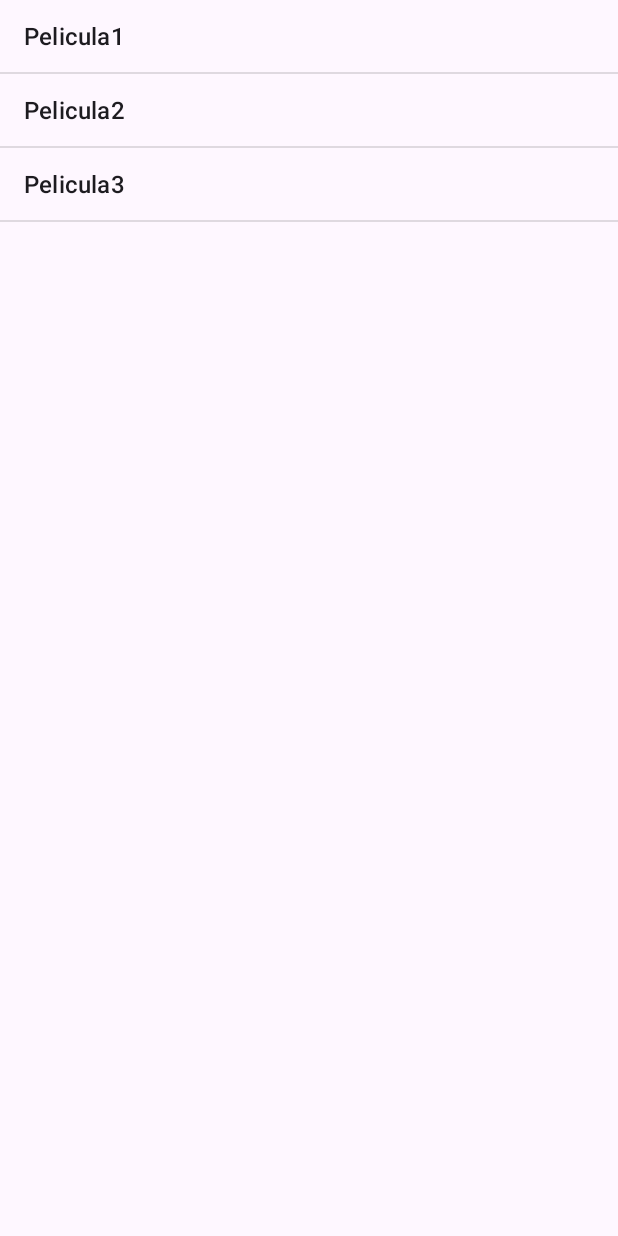
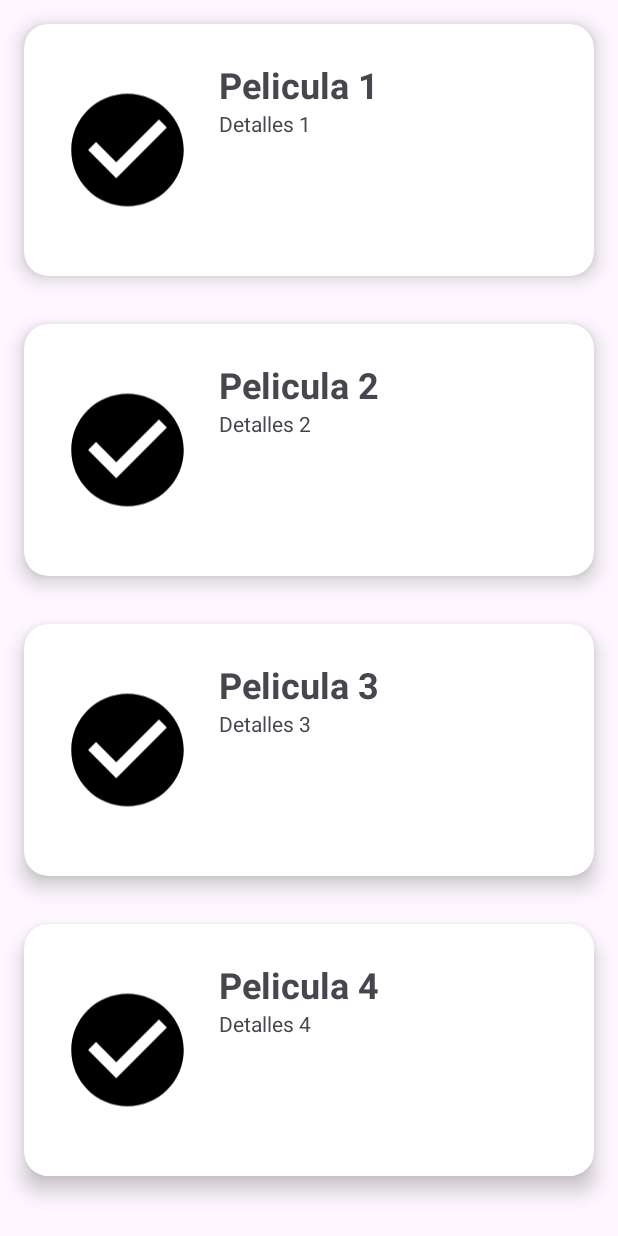
Before and after one commit to dmmg89/buscador-peliculas, an Android app: the fragment MoviesFragment shown on its own in the app's theme, on a phone screen of 412 x 824 dp. Run offline under Robolectric (Android 15) with nearby library versions, the light colour scheme and no system bars.

Commit message:
recycler y cardview para peliculas y cinema agregados

```diff
--- /dev/null
+++ b/buscadorPeliculas/app/src/main/java/com/example/buscadorpeliculas/CustomMovieAdapter.kt
@@ -0,0 +1,59 @@
+package com.example.buscadorpeliculas
+
+import android.view.LayoutInflater
+import android.view.View
+import android.view.ViewGroup
+import android.widget.ImageView
+import android.widget.TextView
+import androidx.recyclerview.widget.RecyclerView
+
+class CustomMovieAdapter: RecyclerView.Adapter<CustomMovieAdapter.ViewHolder>() {
+
+    val titles = arrayOf("Pelicula 1",
+                        "Pelicula 2",
+                        "Pelicula 3",
+                        "Pelicula 4"
+                                      )
+
+    val details = arrayOf("Detalles 1",
+                            "Detalles 2",
+                            "Detalles 3",
+                            "Detalles 4"
+                                        )
+
+
+    val images = arrayOf(R.drawable.baseline_check_circle_24,
+                        R.drawable.baseline_check_circle_24,
+                        R.drawable.baseline_check_circle_24,
+                        R.drawable.baseline_check_circle_24
+                                                            )
+
+    override fun onCreateViewHolder(viewGroup: ViewGroup, viewType: Int): ViewHolder {
+        val view = LayoutInflater.from(viewGroup.context).inflate(R.layout.card_movies_layout,viewGroup,false)
+        return ViewHolder(view)
+    }
+
+    override fun getItemCount(): Int {
+        return titles.size
+    }
+
+    override fun onBindViewHolder(viewHolder: ViewHolder, position: Int) {
+       viewHolder.itemTitle.text = titles[position]
+        viewHolder.itemDetails.text = details[position]
+        viewHolder.itemImage.setImageResource(images[position])
+    }
+
+    inner class ViewHolder(itemView : View): RecyclerView.ViewHolder(itemView){
+        var itemImage: ImageView
+        var itemTitle: TextView
+        var itemDetails: TextView
+
+        init {
+            itemImage = itemView.findViewById(R.id.movie_image)
+            itemTitle = itemView.findViewById(R.id.movie_title)
+            itemDetails = itemView.findViewById(R.id.movie_details)
+        }
+
+    }
+
+}
--- a/buscadorPeliculas/app/src/main/java/com/example/buscadorpeliculas/MoviesFragment.kt
+++ b/buscadorPeliculas/app/src/main/java/com/example/buscadorpeliculas/MoviesFragment.kt
@@ -6,9 +6,13 @@ import android.view.LayoutInflater
 import android.view.View
 import android.view.ViewGroup
 import android.widget.ArrayAdapter
+import android.widget.LinearLayout
 import android.widget.ListView
+import androidx.recyclerview.widget.LinearLayoutManager
+import androidx.recyclerview.widget.RecyclerView
 
 class MoviesFragment : Fragment() {
+
 
 
 
@@ -17,22 +21,35 @@ class MoviesFragment : Fragment() {
         savedInstanceState: Bundle?
     ): View? {
         // Inflate the layout for this fragment
-        //return inflater.inflate(R.layout.fragment_movies, container, false)
+
         val rootView = inflater.inflate(R.layout.fragment_movies, container, false)
 
 
-
-        val listView: ListView = rootView.findViewById(R.id.moviesList)
+        //val listView: ListView = rootView.findViewById(R.id.moviesList)
 
 
         //Peliculas a obtenerse desde servidor
-        val moviesData = arrayOf( "Pelicula1", "Pelicula2", "Pelicula3")
+//        val moviesData = arrayOf( "Pelicula1", "Pelicula2", "Pelicula3")
+//
+//        val adapter = ArrayAdapter(requireContext(), android.R.layout.simple_list_item_1, moviesData)
+//        listView.adapter = adapter
+//
 
-        val adapter = ArrayAdapter(requireContext(), android.R.layout.simple_list_item_1, moviesData)
-        listView.adapter = adapter
+
 
         return rootView
+  }
+
+    override fun onViewCreated(view: View, savedInstanceState: Bundle?) {
+        super.onViewCreated(view, savedInstanceState)
+        val recyclerViewMovies= view.findViewById<RecyclerView>(R.id.moviesRecycler)
+        val adapter = CustomMovieAdapter()
+
+        recyclerViewMovies.layoutManager = LinearLayoutManager(context)
+        recyclerViewMovies.adapter = adapter
     }
 
 
+
+
 }
--- /dev/null
+++ b/buscadorPeliculas/app/src/main/res/layout/card_movies_layout.xml
@@ -0,0 +1,54 @@
+<?xml version="1.0" encoding="utf-8"?>
+<androidx.cardview.widget.CardView xmlns:android="http://schemas.android.com/apk/res/android"
+    android:layout_width="match_parent"
+    android:layout_height="wrap_content"
+    xmlns:app="http://schemas.android.com/apk/res-auto"
+    xmlns:card_view="http://schemas.android.com/tools"
+    android:id="@+id/cardviewmovies"
+    android:layout_margin="16dp"
+    card_view:cardBackgroundColor="#227C9D"
+    app:cardCornerRadius="16dp"
+    app:cardElevation="8dp"
+    app:contentPadding="8dp">
+
+
+    <RelativeLayout
+        android:layout_width="match_parent"
+        android:layout_height="wrap_content"
+        android:padding="16dp">
+
+        <ImageView
+            android:id="@+id/movie_image"
+            android:layout_width="90dp"
+            android:layout_height="120dp"
+            android:layout_alignParentStart="true"
+            android:layout_alignParentLeft="true"
+            android:layout_alignParentTop="true"
+            android:layout_alignParentRight="false"
+            android:layout_marginEnd="16dp"
+            android:layout_marginRight="16dp"/>
+
+        <TextView
+            android:id="@+id/movie_title"
+            android:layout_width="wrap_content"
+            android:layout_height="wrap_content"
+            android:text="Pruebas"
+            android:textStyle="bold"
+            android:textSize="24sp"
+            android:layout_toEndOf="@id/movie_image"
+            android:layout_toRightOf="@id/movie_image"
+            android:layout_alignParentTop="true"/>
+
+        <TextView
+            android:id="@+id/movie_details"
+            android:layout_width="wrap_content"
+            android:layout_height="wrap_content"
+            android:text="Detalles"
+            android:layout_toEndOf="@id/movie_image"
+            android:layout_toRightOf="@id/movie_image"
+            android:layout_below="@id/movie_title"/>
+
+
+
+    </RelativeLayout>
+</androidx.cardview.widget.CardView>
--- a/buscadorPeliculas/app/src/main/res/layout/fragment_movies.xml
+++ b/buscadorPeliculas/app/src/main/res/layout/fragment_movies.xml
@@ -3,9 +3,10 @@
     xmlns:tools="http://schemas.android.com/tools"
     android:layout_width="match_parent"
     android:layout_height="match_parent"
+    xmlns:app="http://schemas.android.com/apk/res-auto"
     tools:context=".MoviesFragment">
 
-    <!-- TODO: Update blank fragment layout -->
+    <!-- TODO: Update blank fragment layout
     <LinearLayout
         android:layout_width="match_parent"
         android:layout_height="match_parent"
@@ -16,6 +17,25 @@
             android:layout_width="match_parent"
             android:layout_height="match_parent"/>
 
-    </LinearLayout>
+    </LinearLayout>-->
+    <androidx.constraintlayout.widget.ConstraintLayout
+        android:layout_width="match_parent"
+        android:layout_height="match_parent">
+
+        <androidx.recyclerview.widget.RecyclerView
+            android:id="@+id/moviesRecycler"
+            android:layout_width="match_parent"
+            android:layout_height="0dp"
+            app:layout_constraintBottom_toBottomOf="parent"
+            app:layout_constraintEnd_toEndOf="parent"
+            app:layout_constraintHorizontal_bias="0.0"
+            app:layout_constraintTop_toTopOf="parent"
+            app:layout_constraintStart_toStartOf="parent"
+
+            />
+
+
+    </androidx.constraintlayout.widget.ConstraintLayout>
+
 
 </FrameLayout>
--- a/buscadorPeliculas/build.gradle
+++ b/buscadorPeliculas/build.gradle
@@ -2,5 +2,5 @@
 plugins {
     id 'com.android.application' version '8.0.1' apply false
     id 'com.android.library' version '8.0.1' apply false
-    id 'org.jetbrains.kotlin.android' version '1.8.20' apply false
+    id 'org.jetbrains.kotlin.android' version '1.9.0-RC' apply false
 }
```
Also changed, not shown: buscadorPeliculas/app/build.gradle (+5 -4 lines), buscadorPeliculas/app/src/main/java/com/example/buscadorpeliculas/CustomCinemaAdapter.kt (added, +54 -0 lines), buscadorPeliculas/app/src/main/java/com/example/buscadorpeliculas/TheaterFragment.kt (+12 -4 lines), buscadorPeliculas/app/src/main/res/layout/cinema_card_layout.xml (added, +54 -0 lines), buscadorPeliculas/app/src/main/res/layout/fragment_theater.xml (+17 -4 lines).
